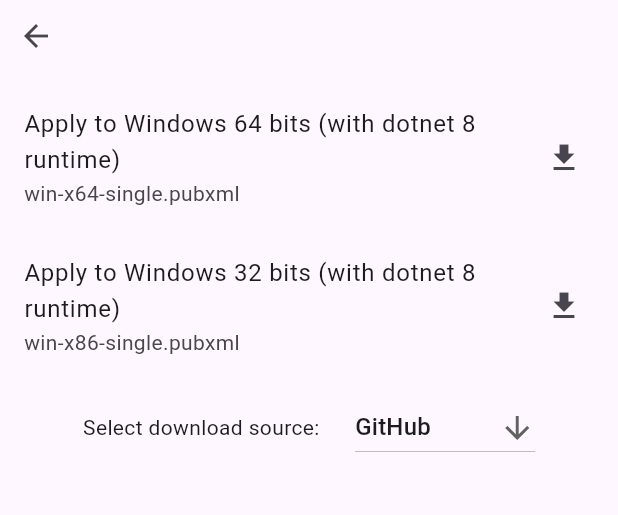
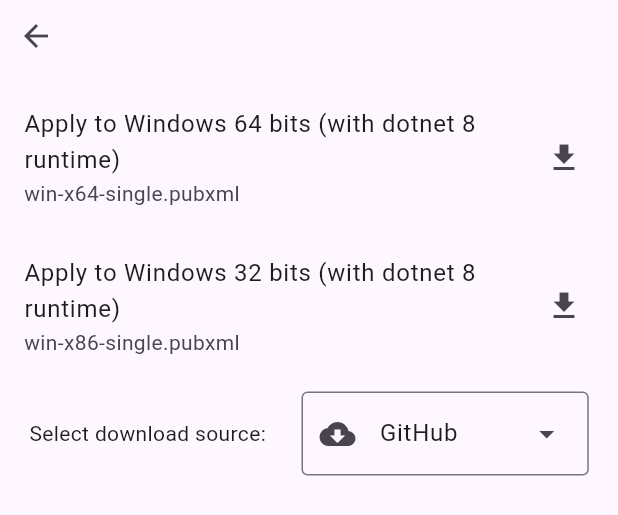
Before and after one commit to Crequency/KitX-Website, a Flutter app: what getDownloadList() shows on an empty page, opened directly, after a tap on "Windows", on a phone screen of 412 x 824 dp. Shown: the top 515 px of the screen. Run offline on Flutter 3.47's test engine with Material 3 defaults, Android fonts, the phone set to English and light mode, and no system bars; our stand-ins replace community_material_icon, get, loading_animation_widget, timelines; missing offline and left inert: dart:html, dart:js, dart:ui_web; statements that could not run were skipped.

Commit message:
💾 Feat(DownloadSourceSwitcher): Updated

```diff
--- a/KitX Website Flutter/kitx_website/lib/pages/controls/download_list.dart
+++ b/KitX Website Flutter/kitx_website/lib/pages/controls/download_list.dart
@@ -97,45 +97,77 @@ Widget getDownloadList(BuildContext context) {
 
   backToHome = () => navigateTo(0);
 
+  var downloadSourceController = TextEditingController();
+
+  downloadSourceController.addListener(() {
+    var text = downloadSourceController.text;
+    var available = ['GitHub', 'Crequency'];
+    var valid = false;
+
+    for (var element in available) {
+      if (element.startsWith(text)) {
+        valid = true;
+        downloadSourceController.text = element;
+        continue;
+      }
+    }
+
+    if (valid == false) {
+      downloadSourceController.text = 'GitHub';
+    }
+  });
+
   var sourceSwitcher = Padding(
     padding: EdgeInsets.only(top: tilesPadding),
+    child: Center(
       child: Row(
         mainAxisAlignment: MainAxisAlignment.center,
         children: [
           Text('Download_SelectDownloadSource'.tr),
           const SizedBox(width: 20),
-        Container(
-          width: 120,
-          child: Obx(
-            () => DropdownButton<String>(
-              value: downloadSource.value,
-              icon: const Icon(Icons.arrow_downward),
-              isExpanded: true,
-              onChanged: (String? value) {
-                if (value == null) return;
+          Obx(
+            () => DropdownMenu(
+              initialSelection: downloadSource.value,
+              leadingIcon: const Icon(Icons.cloud_download_rounded),
+              controller: downloadSourceController,
+              enableFilter: false,
+              enableSearch: false,
+              //   inputDecorationTheme: const InputDecorationTheme(filled: true),
+              onSelected: (value) => downloadSource.value = value!,
+              dropdownMenuEntries: [
+                DropdownMenuEntry(value: 'GitHub', label: 'GitHub'),
+                DropdownMenuEntry(value: 'Crequency', label: 'Crequency'),
+              ],
+            ),
+            // DropdownButton<String>(
+            //   value: downloadSource.value,
+            //   icon: const Icon(Icons.arrow_downward),
+            //   isExpanded: true,
+            //   onChanged: (String? value) {
+            //     if (value == null) return;
 
-                downloadSource.value = value;
-              },
-              items: const [
-                const DropdownMenuItem(
-                  child: const Text('GitHub'),
-                  value: 'GitHub',
-                ),
-                // ToDo: Add Gitee download source
+            //     downloadSource.value = value;
+            //   },
+            //   items: const [
+            //     const DropdownMenuItem(
+            //       child: const Text('GitHub'),
+            //       value: 'GitHub',
+            //     ),
+            //     // ToDo: Add Gitee download source
 
-                // const DropdownMenuItem(
-                //   child: const Text('Gitee'),
-                //   value: 'Gitee',
+            //     // const DropdownMenuItem(
+            //     //   child: const Text('Gitee'),
+            //     //   value: 'Gitee',
+            //     // ),
+            //     const DropdownMenuItem(
+            //       child: const Text('Crequency'),
+            //       value: 'Crequency',
+            //     ),
+            //   ],
             // ),
-                const DropdownMenuItem(
-                  child: const Text('Crequency'),
-                  value: 'Crequency',
           ),
         ],
       ),
-          ),
-        ),
-      ],
     ),
   );
 
@@ -221,7 +253,7 @@ Widget getDownloadList(BuildContext context) {
                   trailing: const Icon(CommunityMaterialIcons.open_in_new),
                   onTap: () => openLink('GitHubRepo_KitX_Releases'),
                 ),
-                sourceSwitcher,
+                // sourceSwitcher,
               ],
             ),
           ),
```
Lines whose indentation alone changed are shown as unchanged.
